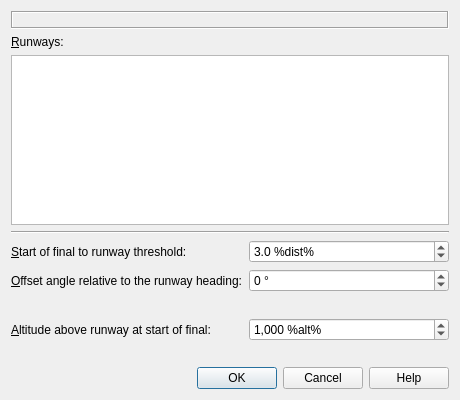
First picture: the form in src/route/customproceduredialog.ui, repository albar965/littlenavmap, before the edit.
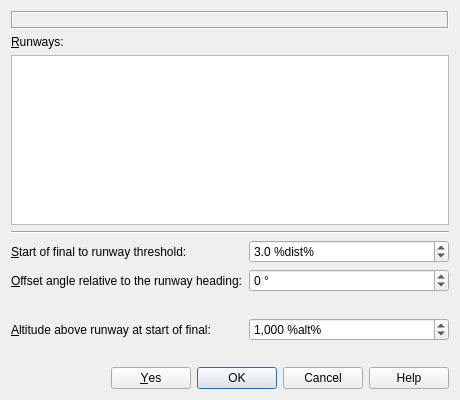
Second picture: the form after the edit.

Commit message: Added button to departure and destination runway to quickly show procedure dialog

```diff
--- a/src/route/customproceduredialog.ui
+++ b/src/route/customproceduredialog.ui
@@ -182,7 +182,7 @@
       <enum>Qt::Horizontal</enum>
      </property>
      <property name="standardButtons">
-      <set>QDialogButtonBox::Cancel|QDialogButtonBox::Help|QDialogButtonBox::Ok</set>
+      <set>QDialogButtonBox::Cancel|QDialogButtonBox::Help|QDialogButtonBox::Ok|QDialogButtonBox::Yes</set>
      </property>
     </widget>
    </item>
```
The commit also changes 4 other files.
